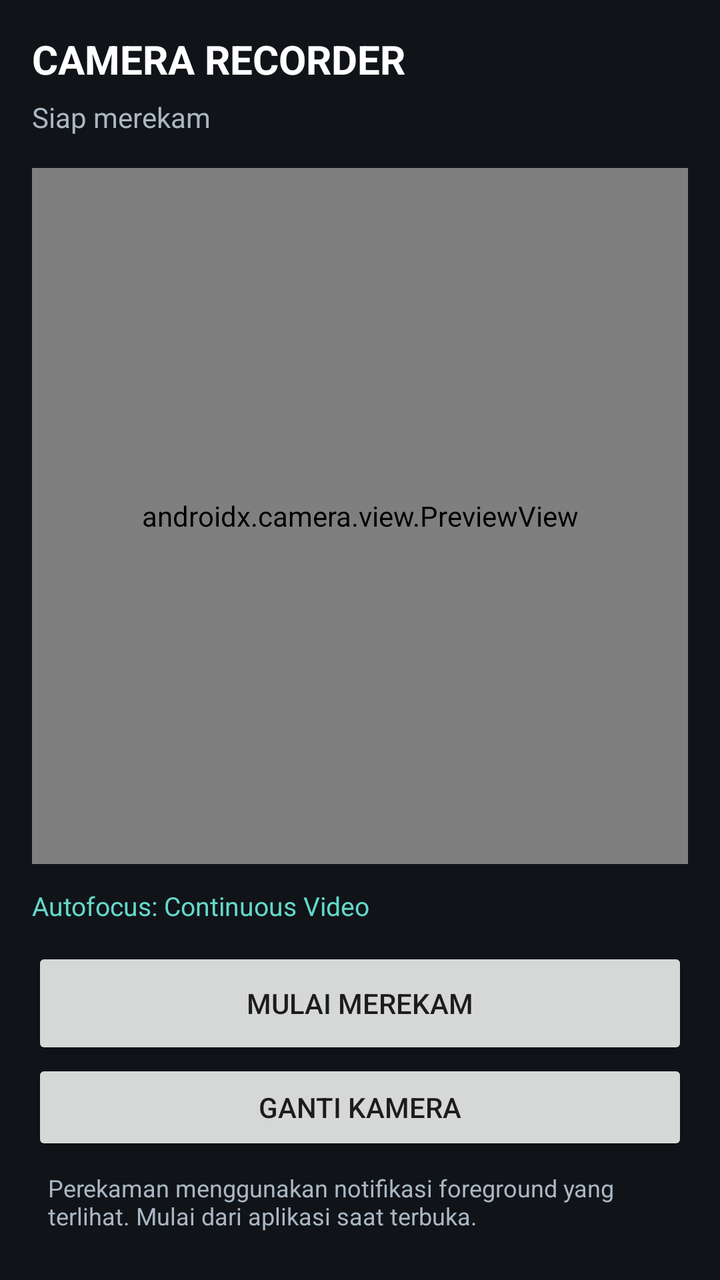
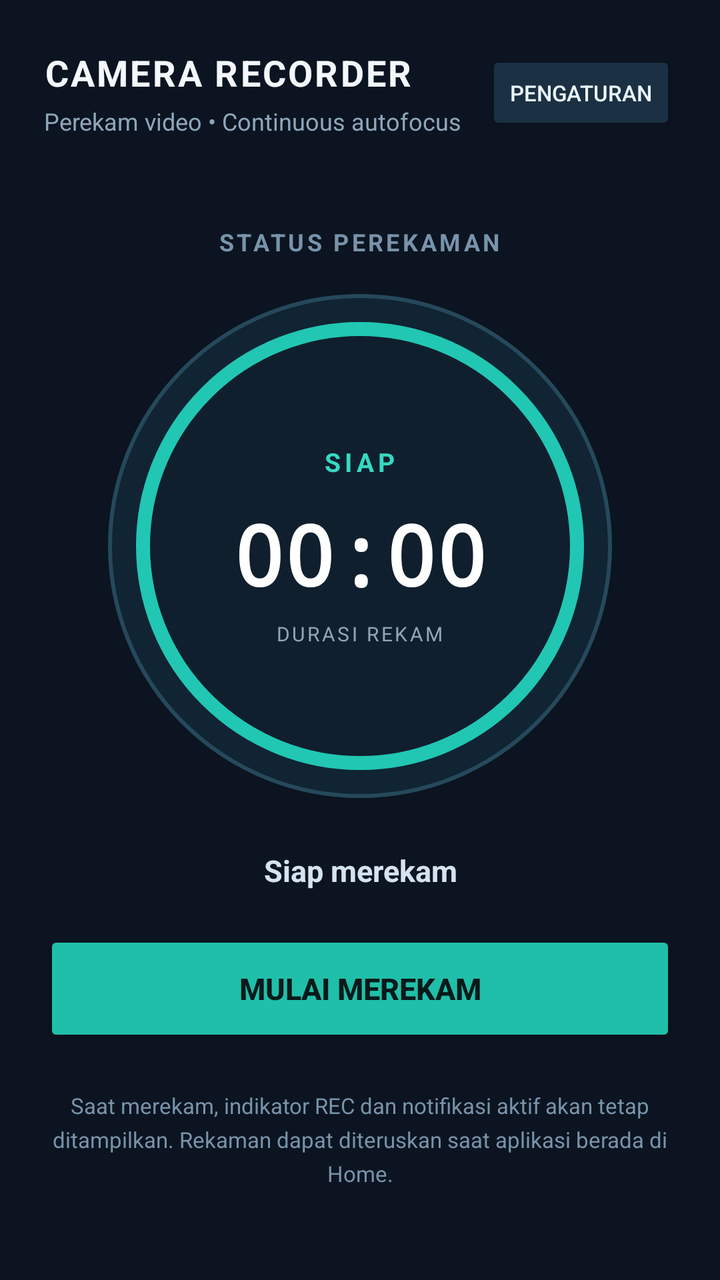

Compare the two renders of this Android layout. The source of the first and the diff that turns it into the second are given below.
<!-- AndroidManifest.xml: application theme AppTheme -->
<!-- res/layout/activity_main.xml -->
<?xml version="1.0" encoding="utf-8"?>
<LinearLayout xmlns:android="http://schemas.android.com/apk/res/android"
    xmlns:app="http://schemas.android.com/apk/res-auto"
    android:layout_width="match_parent"
    android:layout_height="match_parent"
    android:background="#101418"
    android:orientation="vertical"
    android:padding="16dp">

    <TextView
        android:layout_width="match_parent"
        android:layout_height="wrap_content"
        android:text="CAMERA RECORDER"
        android:textColor="#FFFFFF"
        android:textSize="20sp"
        android:textStyle="bold" />

    <TextView
        android:id="@+id/statusText"
        android:layout_width="match_parent"
        android:layout_height="wrap_content"
        android:layout_marginTop="6dp"
        android:text="Siap merekam"
        android:textColor="#AAB7C4"
        android:textSize="14sp" />

    <androidx.camera.view.PreviewView
        android:id="@+id/previewView"
        android:layout_width="match_parent"
        android:layout_height="0dp"
        android:layout_marginTop="16dp"
        android:layout_weight="1"
        app:implementationMode="compatible"
        app:scaleType="fillCenter" />

    <TextView
        android:layout_width="match_parent"
        android:layout_height="wrap_content"
        android:layout_marginTop="12dp"
        android:text="Autofocus: Continuous Video"
        android:textColor="#64D8CB"
        android:textSize="13sp" />

    <Button
        android:id="@+id/recordButton"
        android:layout_width="match_parent"
        android:layout_height="56dp"
        android:layout_marginTop="12dp"
        android:text="MULAI MEREKAM" />

    <Button
        android:id="@+id/switchCameraButton"
        android:layout_width="match_parent"
        android:layout_height="wrap_content"
        android:text="GANTI KAMERA" />

    <TextView
        android:layout_width="match_parent"
        android:layout_height="wrap_content"
        android:padding="8dp"
        android:text="Perekaman menggunakan notifikasi foreground yang terlihat. Mulai dari aplikasi saat terbuka."
        android:textColor="#AAB7C4"
        android:textSize="12sp" />
</LinearLayout>
<!-- resources referenced by this layout -->
<resources>
  <style name="AppTheme" parent="Theme.AppCompat.DayNight.NoActionBar">
          <item name="colorAccent">#64D8CB</item>
          <item name="android:statusBarColor">#101418</item>
          <item name="android:navigationBarColor">#101418</item>
          <item name="android:windowLightStatusBar">false</item>
      </style>
</resources>

<!-- the commit's change to res/layout/activity_main.xml (unified diff, before → after) -->
@@ -1,64 +1,138 @@
 <?xml version="1.0" encoding="utf-8"?>
-<LinearLayout xmlns:android="http://schemas.android.com/apk/res/android"
-    xmlns:app="http://schemas.android.com/apk/res-auto"
+<ScrollView xmlns:android="http://schemas.android.com/apk/res/android"
     android:layout_width="match_parent"
     android:layout_height="match_parent"
-    android:background="#101418"
-    android:orientation="vertical"
-    android:padding="16dp">
-
-    <TextView
+    android:background="#0B1420"
+    android:fillViewport="true">
+    <LinearLayout
         android:layout_width="match_parent"
-        android:layout_height="wrap_content"
-        android:text="CAMERA RECORDER"
-        android:textColor="#FFFFFF"
-        android:textSize="20sp"
-        android:textStyle="bold" />
-
-    <TextView
-        android:id="@+id/statusText"
-        android:layout_width="match_parent"
-        android:layout_height="wrap_content"
-        android:layout_marginTop="6dp"
-        android:text="Siap merekam"
-        android:textColor="#AAB7C4"
-        android:textSize="14sp" />
-
-    <androidx.camera.view.PreviewView
-        android:id="@+id/previewView"
-        android:layout_width="match_parent"
-        android:layout_height="0dp"
-        android:layout_marginTop="16dp"
-        android:layout_weight="1"
-        app:implementationMode="compatible"
-        app:scaleType="fillCenter" />
-
-    <TextView
-        android:layout_width="match_parent"
-        android:layout_height="wrap_content"
-        android:layout_marginTop="12dp"
-        android:text="Autofocus: Continuous Video"
-        android:textColor="#64D8CB"
-        android:textSize="13sp" />
-
-    <Button
-        android:id="@+id/recordButton"
-        android:layout_width="match_parent"
-        android:layout_height="56dp"
-        android:layout_marginTop="12dp"
-        android:text="MULAI MEREKAM" />
-
-    <Button
-        android:id="@+id/switchCameraButton"
-        android:layout_width="match_parent"
-        android:layout_height="wrap_content"
-        android:text="GANTI KAMERA" />
-
-    <TextView
-        android:layout_width="match_parent"
-        android:layout_height="wrap_content"
-        android:padding="8dp"
-        android:text="Perekaman menggunakan notifikasi foreground yang terlihat. Mulai dari aplikasi saat terbuka."
-        android:textColor="#AAB7C4"
-        android:textSize="12sp" />
-</LinearLayout>
+        android:layout_height="match_parent"
+        android:gravity="center_horizontal"
+        android:orientation="vertical"
+        android:paddingStart="22dp"
+        android:paddingTop="24dp"
+        android:paddingEnd="22dp"
+        android:paddingBottom="24dp">
+        <LinearLayout
+            android:layout_width="match_parent"
+            android:layout_height="wrap_content"
+            android:gravity="center_vertical"
+            android:orientation="horizontal">
+            <LinearLayout
+                android:layout_width="0dp"
+                android:layout_height="wrap_content"
+                android:layout_weight="1"
+                android:orientation="vertical">
+                <TextView
+                    android:layout_width="wrap_content"
+                    android:layout_height="wrap_content"
+                    android:text="CAMERA RECORDER"
+                    android:textColor="#F4F8FC"
+                    android:textSize="18sp"
+                    android:textStyle="bold"
+                    android:letterSpacing="0.06" />
+                <TextView
+                    android:layout_width="wrap_content"
+                    android:layout_height="wrap_content"
+                    android:layout_marginTop="4dp"
+                    android:text="Perekam video • Continuous autofocus"
+                    android:textColor="#8FA6BA"
+                    android:textSize="12sp" />
+            </LinearLayout>
+            <Button
+                android:id="@+id/settingsButton"
+                android:layout_width="wrap_content"
+                android:layout_height="42dp"
+                android:backgroundTint="#1B3042"
+                android:minWidth="0dp"
+                android:text="PENGATURAN"
+                android:textColor="#EAF4FA"
+                android:textSize="11sp" />
+        </LinearLayout>
+        <TextView
+            android:layout_width="wrap_content"
+            android:layout_height="wrap_content"
+            android:layout_marginTop="44dp"
+            android:text="STATUS PEREKAMAN"
+            android:textColor="#7893AA"
+            android:textSize="12sp"
+            android:textStyle="bold"
+            android:letterSpacing="0.12" />
+        <FrameLayout
+            android:layout_width="252dp"
+            android:layout_height="252dp"
+            android:layout_marginTop="18dp">
+            <View
+                android:layout_width="match_parent"
+                android:layout_height="match_parent"
+                android:background="@drawable/dial_ring_outer" />
+            <View
+                android:layout_width="224dp"
+                android:layout_height="224dp"
+                android:layout_gravity="center"
+                android:background="@drawable/dial_ring_inner" />
+            <LinearLayout
+                android:layout_width="match_parent"
+                android:layout_height="match_parent"
+                android:gravity="center"
+                android:orientation="vertical">
+                <TextView
+                    android:id="@+id/dialStatusText"
+                    android:layout_width="wrap_content"
+                    android:layout_height="wrap_content"
+                    android:text="SIAP"
+                    android:textColor="#36D9C1"
+                    android:textSize="13sp"
+                    android:textStyle="bold"
+                    android:letterSpacing="0.16" />
+                <TextView
+                    android:id="@+id/timerText"
+                    android:layout_width="wrap_content"
+                    android:layout_height="wrap_content"
+                    android:layout_marginTop="9dp"
+                    android:fontFamily="monospace"
+                    android:text="00:00"
+                    android:textColor="#FFFFFF"
+                    android:textSize="42sp"
+                    android:textStyle="bold" />
+                <TextView
+                    android:layout_width="wrap_content"
+                    android:layout_height="wrap_content"
+                    android:layout_marginTop="5dp"
+                    android:text="DURASI REKAM"
+                    android:textColor="#8FA6BA"
+                    android:textSize="10sp"
+                    android:letterSpacing="0.12" />
+            </LinearLayout>
+        </FrameLayout>
+        <TextView
+            android:id="@+id/statusText"
+            android:layout_width="match_parent"
+            android:layout_height="wrap_content"
+            android:layout_marginTop="26dp"
+            android:gravity="center"
+            android:text="Siap merekam"
+            android:textColor="#D4E3EF"
+            android:textSize="15sp"
+            android:textStyle="bold" />
+        <Button
+            android:id="@+id/recordButton"
+            android:layout_width="match_parent"
+            android:layout_height="58dp"
+            android:layout_marginTop="20dp"
+            android:backgroundTint="#20BFA9"
+            android:text="MULAI MEREKAM"
+            android:textColor="#061A1A"
+            android:textSize="15sp"
+            android:textStyle="bold" />
+        <TextView
+            android:layout_width="match_parent"
+            android:layout_height="wrap_content"
+            android:layout_marginTop="22dp"
+            android:gravity="center"
+            android:lineSpacingExtra="4dp"
+            android:text="Saat merekam, indikator REC dan notifikasi aktif akan tetap ditampilkan. Rekaman dapat diteruskan saat aplikasi berada di Home."
+            android:textColor="#7893AA"
+            android:textSize="11sp" />
+    </LinearLayout>
+</ScrollView>
<!-- resource entries referenced after the edit -->
@@ -1,5 +1,17 @@
 <!-- resources referenced by this layout -->
 <resources>
+  <!-- drawable dial_ring_inner (drawable) -->
+  <?xml version="1.0" encoding="utf-8"?>
+  <shape xmlns:android="http://schemas.android.com/apk/res/android" android:shape="oval">
+      <solid android:color="#101F2D" />
+      <stroke android:width="7dp" android:color="#21C7B3" />
+  </shape>
+  <!-- drawable dial_ring_outer (drawable) -->
+  <?xml version="1.0" encoding="utf-8"?>
+  <shape xmlns:android="http://schemas.android.com/apk/res/android" android:shape="oval">
+      <solid android:color="#102433" />
+      <stroke android:width="2dp" android:color="#25495B" />
+  </shape>
   <style name="AppTheme" parent="Theme.AppCompat.DayNight.NoActionBar">
           <item name="colorAccent">#64D8CB</item>
           <item name="android:statusBarColor">#101418</item>
